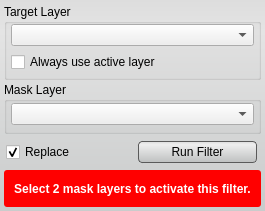
This is src/Interface/ToolInterface/RemoveFilterInterface.ui in jessdtate/Seg3D as Qt 5 draws it before an edit. The edited form follows.
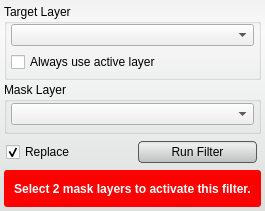
This is the edited form. Custom widgets are drawn as their Qt base class.

```diff
--- a/src/Interface/ToolInterface/RemoveFilterInterface.ui
+++ b/src/Interface/ToolInterface/RemoveFilterInterface.ui
@@ -34,7 +34,7 @@
   <property name="styleSheet">
    <string notr="true">QWidget#RemoveFilterInterface{
 	border-radius: 3px;
-	background-color: qlineargradient(spread:pad, x1:0.5, y1:0, x2:0.5, y2:0.960227, stop:0 rgba(221, 221, 221, 255), stop:0.155779 rgba(228, 228, 228, 255), stop:1 rgba(202, 204, 204, 255));      
+	background-color: qlineargradient(spread:pad, x1:0.5, y1:0, x2:0.5, y2:0.960227, stop:0 rgba(241, 241, 241, 255), stop:0.155779 rgba(250, 250, 250, 255), stop:1 rgba(222, 224, 224, 255)); 
 }
 
 QPushButton{
```
